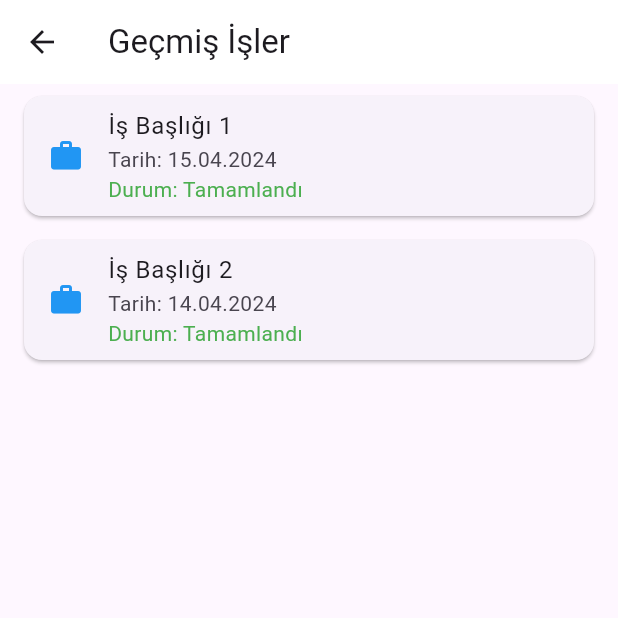
After one commit to Memin-ckn/yolAl, a Flutter app: the AnaSayfa screen opened by its route, item 4 of the bottom bar chosen, after a tap on "Geçmiş İşler", on a phone screen of 412 x 824 dp, the top half of it. The commit adds this screen. Run offline on Flutter 3.47's test engine with Material 3 defaults, Android fonts, the phone set to English and light mode, and no system bars; our stand-ins replace cloud_firestore, firebase_auth, firebase_core, get; accounts and stored records are empty.

Commit message:
navbar, home ,profile, settings, home

```diff
--- a/lib/main.dart
+++ b/lib/main.dart
@@ -2,6 +2,7 @@ import 'package:flutter/material.dart';
 import 'package:firebase_core/firebase_core.dart';
 import 'package:get/get.dart';
 import 'package:yol_al/src/features/authentication/screens/WelcomeScreen/welcome_screen.dart';
+import 'package:yol_al/src/features/ui/screens/home/home_screen.dart';
 import 'package:yol_al/src/repository/authentication%20repository/authentication_repository.dart';
 import 'firebase_options.dart';
 import 'package:yol_al/src/features/authentication/screens/forgetPassword/forgot_password_screen.dart';
@@ -29,6 +30,7 @@ class App extends StatelessWidget {
         '/forgot_password': (context) => ForgotPasswordScreen(),
         '/register': (context) => RegisterScreen(),
         '/login': (context) => LoginScreen(),
+        '/home': (context) => AnaSayfa(),
       },
     );
   }
--- /dev/null
+++ b/lib/src/features/ui/screens/home/home_screen.dart
@@ -0,0 +1,38 @@
+import 'package:flutter/material.dart';
+import '../profile/profile_screen.dart';
+import '../settings/settings_menu.dart';
+import '../widgets/bottom_nav_bar.dart';
+
+class AnaSayfa extends StatefulWidget {
+  @override
+  _AnaSayfaState createState() => _AnaSayfaState();
+}
+
+class _AnaSayfaState extends State<AnaSayfa> {
+  int _selectedIndex = 0;
+
+  static final List<Widget> _pages = <Widget>[
+    Center(child: Text('İş Koyma')),
+    Center(child: Text('Pazar Yeri')),
+    Center(child: Text('Harita')),
+    HesabimPage(),
+    AyarlarPage(),
+  ];
+
+  void _onItemTapped(int index) {
+    setState(() {
+      _selectedIndex = index;
+    });
+  }
+
+  @override
+  Widget build(BuildContext context) {
+    return Scaffold(
+      body: _pages[_selectedIndex],
+      bottomNavigationBar: CustomBottomNavBar(
+        selectedIndex: _selectedIndex,
+        onItemTapped: _onItemTapped,
+      ),
+    );
+  }
+}
--- /dev/null
+++ b/lib/src/features/ui/screens/profile/models/is_model.dart
@@ -0,0 +1,11 @@
+class IsModel {
+  final String baslik;
+  final String tarih;
+  final String durum;
+
+  IsModel({
+    required this.baslik,
+    required this.tarih,
+    required this.durum,
+  });
+}
--- /dev/null
+++ b/lib/src/features/ui/screens/profile/profile_screen.dart
@@ -0,0 +1,104 @@
+import 'package:flutter/material.dart';
+import 'widgets/gecmis_isler.dart';
+
+class HesabimPage extends StatelessWidget {
+  final gecmisIsler = GecmisIslerPage().isler;
+
+  @override
+  Widget build(BuildContext context) {
+    return Scaffold(
+      appBar: AppBar(
+        title: Text("Hesabım"),
+        backgroundColor: Colors.white,
+      ),
+      body: ListView(
+        children: [
+          Container(
+            color: Colors.blueGrey,
+            padding: EdgeInsets.all(16),
+            child: Row(
+              children: [
+                CircleAvatar(
+                  radius: 40,
+                  backgroundImage: AssetImage('assets/profile.jpg'),
+                ),
+                SizedBox(width: 16),
+                Column(
+                  crossAxisAlignment: CrossAxisAlignment.start,
+                  children: [
+                    Text(
+                      "Kullanıcı Adı",
+                      style:
+                          TextStyle(fontSize: 18, fontWeight: FontWeight.bold),
+                    ),
+                    SizedBox(height: 4),
+                    Text(
+                      "example@gmail.com",
+                      style: TextStyle(fontSize: 16, color: Colors.grey[700]),
+                    ),
+                    SizedBox(height: 4),
+                    Text(
+                      "Telefon Numarası:",
+                      style: TextStyle(fontSize: 16, color: Colors.grey[700]),
+                    ),
+                  ],
+                ),
+              ],
+            ),
+          ),
+          Divider(),
+          ListTile(
+            leading: Icon(Icons.add_task),
+            title: Text("Geçmiş İşler"),
+            trailing: Icon(Icons.arrow_forward_ios),
+            onTap: () {
+              Navigator.push(
+                context,
+                MaterialPageRoute(builder: (context) => GecmisIslerPage()),
+              );
+            },
+          ),
+          Padding(
+            padding: const EdgeInsets.all(16.0),
+            child: Text(
+              "Son İşleriniz",
+              style: TextStyle(
+                fontSize: 16,
+                fontWeight: FontWeight.bold,
+                color: Colors.grey[800],
+              ),
+            ),
+          ),
+          // Son 3 iş kartı
+          ...gecmisIsler
+              .take(3)
+              .map((is_) => Card(
+                    margin: EdgeInsets.symmetric(horizontal: 16, vertical: 8),
+                    child: ListTile(
+                      leading: Icon(Icons.work,
+                          color: is_.durum == "Tamamlandı"
+                              ? Colors.blue
+                              : Colors.red),
+                      title: Text(is_.baslik),
+                      subtitle: Column(
+                        crossAxisAlignment: CrossAxisAlignment.start,
+                        children: [
+                          Text("Tarih: ${is_.tarih}"),
+                          Text(
+                            "Durum: ${is_.durum}",
+                            style: TextStyle(
+                              color: is_.durum == "Tamamlandı"
+                                  ? Colors.green
+                                  : Colors.red,
+                            ),
+                          ),
+                        ],
+                      ),
+                    ),
+                  ))
+              .toList(),
+        ],
+      ),
+    );
+  }
+}
--- /dev/null
+++ b/lib/src/features/ui/screens/profile/widgets/gecmis_isler.dart
@@ -0,0 +1,55 @@
+import 'package:flutter/material.dart';
+import '../models/is_model.dart';
+
+class GecmisIslerPage extends StatelessWidget {
+  final List<IsModel> isler = [
+    IsModel(
+      baslik: "İş Başlığı 1",
+      tarih: "15.04.2024",
+      durum: "Tamamlandı",
+    ),
+    IsModel(
+      baslik: "İş Başlığı 2",
+      tarih: "14.04.2024",
+      durum: "Tamamlandı",
+    ),
+    // ... diğer işler
+  ];
+
+  @override
+  Widget build(BuildContext context) {
+    return Scaffold(
+      appBar: AppBar(
+        title: Text("Geçmiş İşler"),
+        backgroundColor: Colors.white,
+      ),
+      body: ListView.builder(
+        itemCount: isler.length,
+        itemBuilder: (context, index) {
+          final is_ = isler[index];
+          return Card(
+            margin: EdgeInsets.symmetric(horizontal: 16, vertical: 8),
+            child: ListTile(
+              leading: Icon(Icons.work,
+                  color: is_.durum == "Tamamlandı" ? Colors.blue : Colors.red),
+              title: Text(is_.baslik),
+              subtitle: Column(
+                crossAxisAlignment: CrossAxisAlignment.start,
+                children: [
+                  Text("Tarih: ${is_.tarih}"),
+                  Text(
+                    "Durum: ${is_.durum}",
+                    style: TextStyle(
+                      color:
+                          is_.durum == "Tamamlandı" ? Colors.green : Colors.red,
+                    ),
+                  ),
+                ],
+              ),
+            ),
+          );
+        },
+      ),
+    );
+  }
+}
--- /dev/null
+++ b/lib/src/features/ui/screens/widgets/bottom_nav_bar.dart
@@ -0,0 +1,48 @@
+import 'package:flutter/material.dart';
+
+class CustomBottomNavBar extends StatelessWidget {
+  final int selectedIndex;
+  final Function(int) onItemTapped;
+
+  const CustomBottomNavBar({
+    Key? key,
+    required this.selectedIndex,
+    required this.onItemTapped,
+  }) : super(key: key);
+
+  @override
+  Widget build(BuildContext context) {
+    return BottomNavigationBar(
+      type: BottomNavigationBarType.fixed,
+      items: <BottomNavigationBarItem>[
+        BottomNavigationBarItem(
+          icon: Icon(Icons.add_business),
+          label: '',
+        ),
+        BottomNavigationBarItem(
+          icon: Icon(Icons.search),
+          label: '',
+        ),
+        BottomNavigationBarItem(
+          icon: Icon(Icons.location_on_outlined),
+          label: '',
+        ),
+        BottomNavigationBarItem(
+          icon: CircleAvatar(
+            radius: 14,
+            backgroundImage: AssetImage('assets/profile.jpg'),
+          ),
+          label: '',
+        ),
+        BottomNavigationBarItem(
+          icon: Icon(Icons.settings),
+          label: '',
+        ),
+      ],
+      currentIndex: selectedIndex,
+      selectedItemColor: Colors.blue,
+      unselectedItemColor: Colors.grey,
+      onTap: onItemTapped,
+    );
+  }
+}
```
Also changed, not shown: lib/src/features/ui/screens/settings/settings_menu.dart (added, +75 -0 lines), lib/src/features/ui/screens/settings/widgets/bildirim.dart (added, +64 -0 lines), lib/src/features/ui/screens/settings/widgets/diltercihi.dart (added, +125 -0 lines), lib/src/features/ui/screens/settings/widgets/güvenlik.dart (added, +118 -0 lines), lib/src/features/ui/screens/settings/widgets/hesapbilgiler.dart (added, +97 -0 lines).
